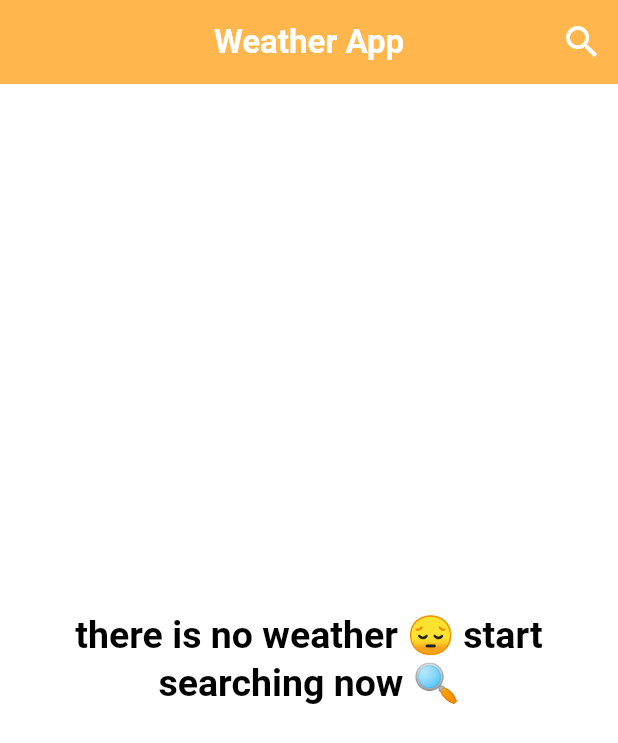
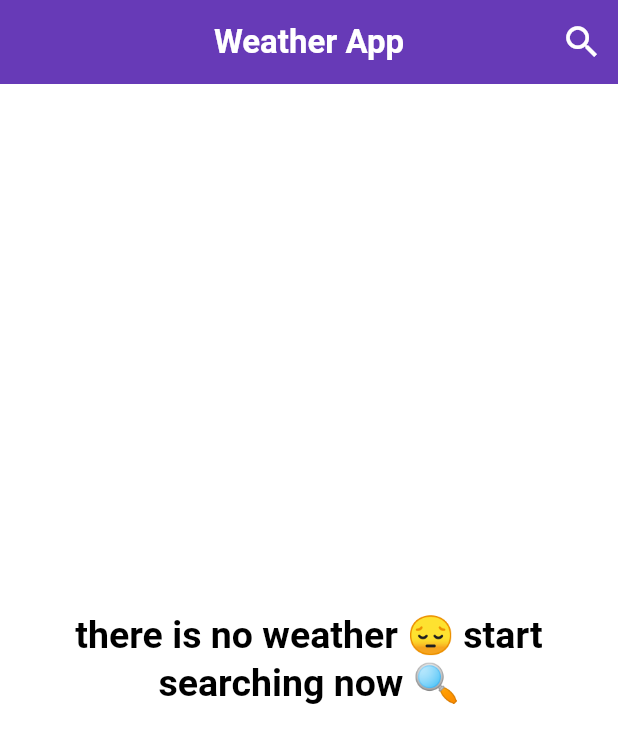
Before and after one commit to MohamedZahlan/weather_app, a Flutter app: the screen it shows after launch, on a phone screen of 412 x 824 dp. Shown: the top 743 px of the screen. Run offline on Flutter 3.47's test engine with Material 3 defaults, Android fonts, the phone set to English and light mode, and no system bars; our stand-ins replace bloc, dio, flutter_bloc.

Commit message:
finish app

```diff
--- /dev/null
+++ b/devtools_options.yaml
@@ -0,0 +1 @@
+extensions:
--- a/lib/main.dart
+++ b/lib/main.dart
@@ -1,11 +1,10 @@
 import 'package:flutter/material.dart';
 import 'package:flutter_bloc/flutter_bloc.dart';
-import 'package:weather_app/bloc/weather_cubit.dart';
+import 'package:weather_app/cubits/weather_cubit.dart';
 import 'package:weather_app/services/news_services.dart';
 import 'package:weather_app/themes/light_theme.dart';
 import 'package:weather_app/views/home_view.dart';
-
-import 'bloc/bloc_observer.dart';
+import 'cubits/bloc_observer.dart';
 
 void main() {
   WidgetsFlutterBinding.ensureInitialized();
--- a/lib/models/weather_model.dart
+++ b/lib/models/weather_model.dart
@@ -1,33 +1,30 @@
 class WeatherModel {
   final String? cityName;
-  final String? date;
-  //final String? image;
+  final DateTime? date;
   final String? weatherCondition;
-  // final num? temp;
-  // final num? maxTemp;
-  // final num? minTemp;
+  final String? image;
+  final num? temp;
+  final num? maxTemp;
+  final num? minTemp;
 
-  WeatherModel({
-    required this.cityName,
-    required this.date,
-    //required this.image,
-    required this.weatherCondition,
-    // required this.temp,
-    //
-    // required this.maxTemp,
-    // required this.minTemp
-  });
+  WeatherModel(
+      {required this.cityName,
+      required this.date,
+      required this.weatherCondition,
+      required this.image,
+      required this.temp,
+      required this.maxTemp,
+      required this.minTemp});
 
   factory WeatherModel.fromJson(json) {
     return WeatherModel(
       cityName: json['location']['name'],
-      // image: json['current']['forecast']['forecastday'][0]['day']['condition']
-      //     ['icon'],
-      date: json['current']['last_updated'],
+      date: DateTime.parse(json['current']['last_updated']),
       weatherCondition: json['current']['condition']['text'],
-      // temp: json['forecast']['forecastday'][0]['day']['avgtemp_c'],
-      // minTemp: json['forecast']['forecastday'][0]['day']['mintemp_c'],
-      // maxTemp: json['forecast']['forecastday'][0]['day']['maxtemp_c'],
+      image: json['forecast']['forecastday'][0]['day']['condition']['icon'],
+      temp: json['forecast']['forecastday'][0]['day']['avgtemp_c'],
+      minTemp: json['forecast']['forecastday'][0]['day']['mintemp_c'],
+      maxTemp: json['forecast']['forecastday'][0]['day']['maxtemp_c'],
     );
   }
 }
--- a/lib/themes/colors.dart
+++ b/lib/themes/colors.dart
@@ -4,7 +4,7 @@ import 'package:flutter/material.dart';
 
 //Color myDefaultColor = HexColor('56108a');
 // For AppBar Light Theme
-Color myDefaultColor = Colors.orange.shade300;
+Color myDefaultColor = Colors.deepPurple;
 //MaterialColor defaultColor = Colors.teal;
 // App Colors
 var orangeColor = const Color(0xffEF9235);
--- a/lib/themes/light_theme.dart
+++ b/lib/themes/light_theme.dart
@@ -25,9 +25,9 @@ ThemeData lightTheme = ThemeData(
       fontWeight: FontWeight.w600,
       fontSize: 22.0,
     ),
-    systemOverlayStyle: SystemUiOverlayStyle(
-      statusBarColor: Colors.orange.shade300,
-      statusBarIconBrightness: Brightness.dark,
+    systemOverlayStyle: const SystemUiOverlayStyle(
+      statusBarColor: Colors.deepPurple,
+      statusBarIconBrightness: Brightness.light,
       statusBarBrightness: Brightness.dark, //Colors.white, //Colors.white
     ),
   ),
--- a/lib/views/home_view.dart
+++ b/lib/views/home_view.dart
@@ -1,6 +1,6 @@
 import 'package:flutter/material.dart';
 import 'package:flutter_bloc/flutter_bloc.dart';
-import 'package:weather_app/bloc/weather_cubit.dart';
+import 'package:weather_app/cubits/weather_cubit.dart';
 import 'package:weather_app/constants/constants.dart';
 import 'package:weather_app/views/search_view.dart';
 import '../widgets/app_bar_widget.dart';
@@ -13,21 +13,24 @@ class HomeView extends StatelessWidget {
   @override
   Widget build(BuildContext context) {
     return BlocConsumer<WeatherCubit, WeatherStates>(
-      listener: (context, state) {
-        // TODO: implement listener
-      },
+      listener: (context, state) {},
       builder: (context, state) {
         WeatherCubit cubit = WeatherCubit.get(context);
         return Scaffold(
-          appBar: buildAppBar(context, [
-            IconButton(
+          appBar: buildAppBar(
+            context,
+            [
+              IconButton(
                 onPressed: () {
                   navigateTo(context, const SearchView());
                 },
-                icon: const Icon(Icons.search))
-          ]),
-          body:
-              cubit.model == null ? const NoWeatherBody() : const WeatherBody(),
+                icon: const Icon(Icons.search),
+              ),
+            ],
+          ),
+          body: cubit.model == null
+              ? const NoWeatherBody()
+              : WeatherBody(weatherModel: cubit.model!),
         );
       },
     );
--- a/lib/views/search_view.dart
+++ b/lib/views/search_view.dart
@@ -1,9 +1,8 @@
 import 'package:flutter/material.dart';
 import 'package:flutter_bloc/flutter_bloc.dart';
-import 'package:weather_app/bloc/weather_cubit.dart';
+import 'package:weather_app/cubits/weather_cubit.dart';
 import 'package:weather_app/constants/constants.dart';
-import 'package:weather_app/models/weather_model.dart';
-import 'package:weather_app/views/home_view.dart';
+
 import 'package:weather_app/widgets/app_bar_widget.dart';
 
 class SearchView extends StatelessWidget {
--- a/lib/widgets/no_weather_body.dart
+++ b/lib/widgets/no_weather_body.dart
@@ -8,7 +8,7 @@ class NoWeatherBody extends StatelessWidget {
   @override
   Widget build(BuildContext context) {
     return Padding(
-      padding: EdgeInsets.symmetric(horizontal: 16),
+      padding: const EdgeInsets.symmetric(horizontal: 16),
       child: Center(
         child: Column(
           mainAxisSize: MainAxisSize.min,
```
Also changed, not shown: lib/cubits/weather_cubit.dart (renamed from lib/bloc/weather_cubit.dart, +9 -2 lines), lib/widgets/weather_body_widget.dart (+19 -18 lines), lib/cubits/bloc_observer.dart (renamed from lib/bloc/bloc_observer.dart), lib/cubits/weather_state.dart (renamed from lib/bloc/weather_state.dart).
